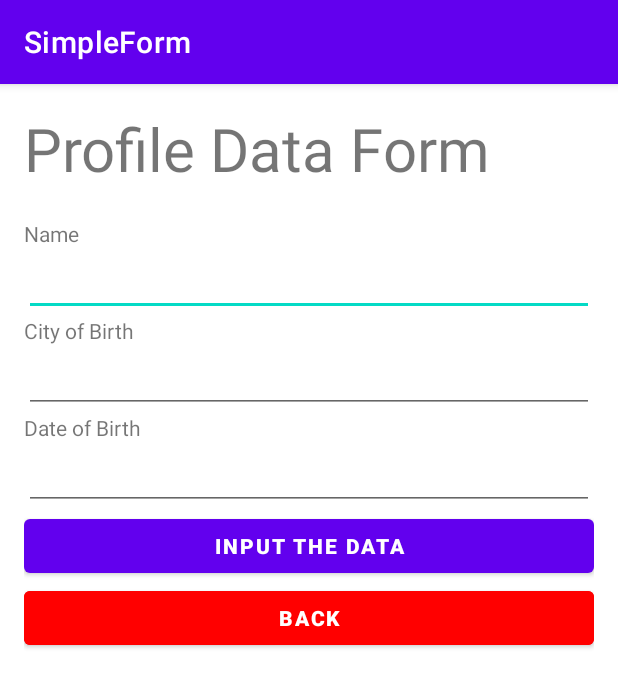
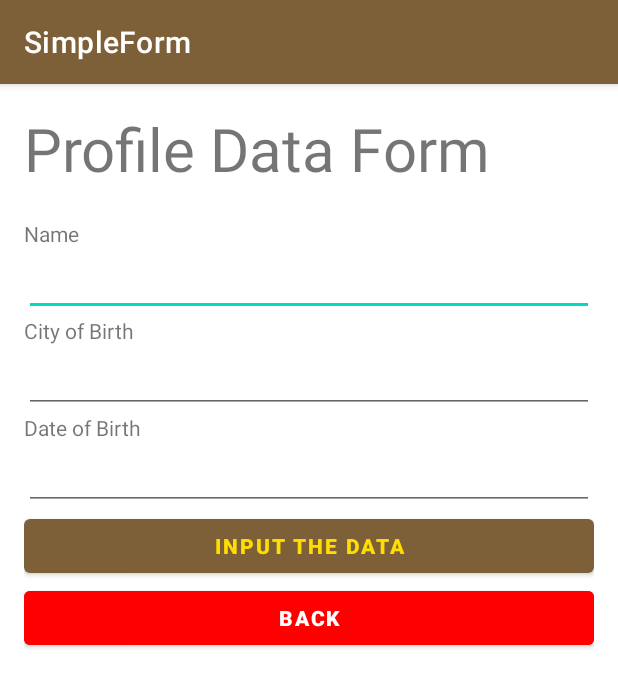
Before and after one commit to BenhardSim/Form-Andorid, an Android app: the MainActivity screen opened directly, with no data from a screen before it, on a phone screen of 412 x 824 dp. Shown: the top 687 px of the screen. Run offline under Robolectric (Android 15) with nearby library versions, the phone set to English and light mode, and no system bars.

Commit message:
Rapihin, ganti warna tema

```diff
--- a/app/src/main/res/layout/activity_main.xml
+++ b/app/src/main/res/layout/activity_main.xml
@@ -67,6 +67,7 @@
         android:layout_height="wrap_content"
         app:layout_constraintTop_toBottomOf="@id/btn_submit"
         android:backgroundTint="#FF0000"
+        android:textColor="@color/white"
         android:text="@string/kembali"/>
     <Button
         android:id="@+id/btn_submit"
--- a/app/src/main/res/values/colors.xml
+++ b/app/src/main/res/values/colors.xml
@@ -7,4 +7,7 @@
     <color name="teal_700">#FF018786</color>
     <color name="black">#FF000000</color>
     <color name="white">#FFFFFFFF</color>
+    <color name="brown">#7D6038</color>
+    <color name="dark_brown">#574327</color>
+    <color name="yellow">#FEDD00</color>
 </resources>
--- a/app/src/main/res/values/themes.xml
+++ b/app/src/main/res/values/themes.xml
@@ -2,9 +2,9 @@
     <!-- Base application theme. -->
     <style name="Theme.SimpleForm" parent="Theme.MaterialComponents.DayNight.DarkActionBar">
         <!-- Primary brand color. -->
-        <item name="colorPrimary">@color/purple_500</item>
-        <item name="colorPrimaryVariant">@color/purple_700</item>
-        <item name="colorOnPrimary">@color/white</item>
+        <item name="colorPrimary">@color/brown</item>
+        <item name="colorPrimaryVariant">@color/dark_brown</item>
+        <item name="colorOnPrimary">@color/yellow</item>
         <!-- Secondary brand color. -->
         <item name="colorSecondary">@color/teal_200</item>
         <item name="colorSecondaryVariant">@color/teal_700</item>
```
